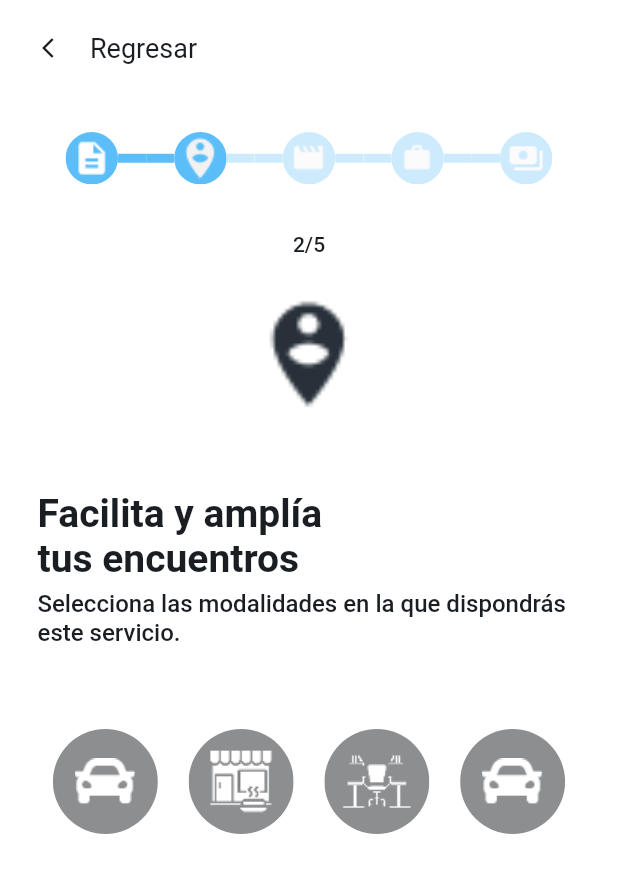
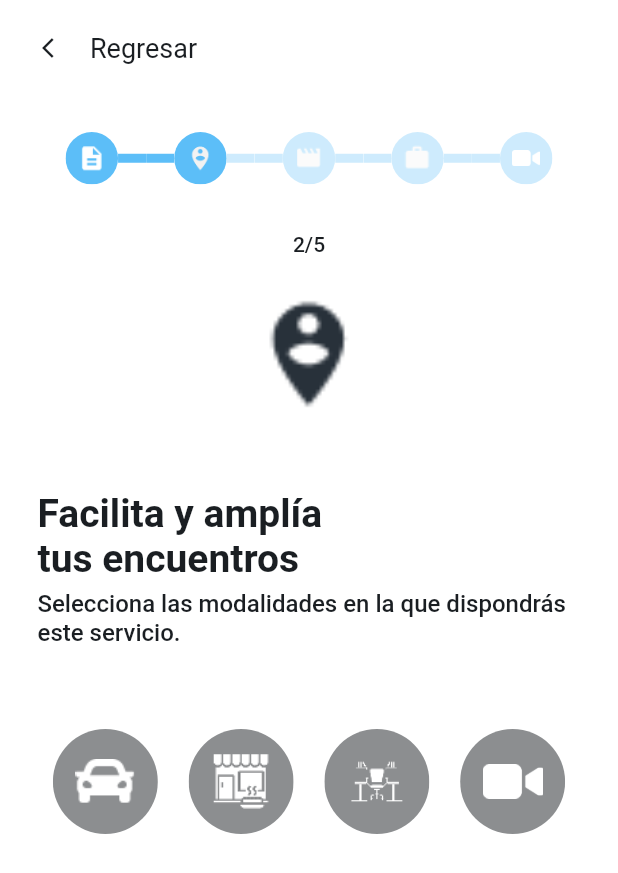
Before and after one commit to diegocalero0/reemper-test, a Flutter app: the screen it shows after launch, after a tap on the "arrow back ios" icon, on a phone screen of 412 x 824 dp. Shown: the top 873 px of the screen. Run offline on Flutter 3.47's test engine with Material 2 defaults, Android fonts, the phone set to English and light mode, and no system bars; drawn by our look-alikes of step_progress_indicator; our stand-ins replace get_it.

Commit message:
Add comments to code

```diff
--- a/lib/constants/string_constants.dart
+++ b/lib/constants/string_constants.dart
@@ -1,3 +1,5 @@
+/// Cosntants that represent the generic strings for the app
+
 const String kModalityNameTogo = "To go";
 const String kModalityDescriptionTogo = "Lleva tu servicio hasta donde tu usuario.";
 const String kModalityNameMeeting = "Meeting";
--- a/lib/models/modality_model.dart
+++ b/lib/models/modality_model.dart
@@ -1,5 +1,6 @@
 import 'package:reemper/widgets/modality_item.dart';
 
+/// Model that represent a modality
 class ModalityModel {
   final String name;
   final String description;
--- a/lib/screens/configure/configure_presenter.dart
+++ b/lib/screens/configure/configure_presenter.dart
@@ -1,10 +1,15 @@
 import 'package:flutter/material.dart';
 import 'package:reemper/base/base_state.dart';
 
+/// Delegate that represents a contract between ConfigureScreen
+/// and ConfigurePresenter
 abstract class ConfigureScreenDelegate<T extends StatefulWidget> extends BaseState<T> {
+
+  /// Method that navigates to the coverage screen
   void navigateToCoverageScreen();
 }
 
+/// Presenter for the configuration screen
 class ConfigurePresenter {
   ConfigureScreenDelegate? mView;
 }
--- a/lib/screens/modalities/modalities_screen.dart
+++ b/lib/screens/modalities/modalities_screen.dart
@@ -29,7 +29,7 @@ class _ModalitiesScreenState extends ModalitiesScreenDelegate<ModalitiesScreen>
     kIcPerson,
     kIcMovie,
     kIcWork,
-    kIcPayment
+    kIcVideocam
   ];
 
   @override
@@ -97,8 +97,9 @@ class _ModalitiesScreenState extends ModalitiesScreenDelegate<ModalitiesScreen>
         child: Container(
           width: 70,
           height: 70,
+          padding: const EdgeInsets.all(15),
           color: const Color(0x801a1E22),
-          child: Image.asset(modality.asset),
+          child: Image.asset(modality.asset, fit: BoxFit.contain),
         ),
       ),
     );
@@ -141,6 +142,7 @@ class _ModalitiesScreenState extends ModalitiesScreenDelegate<ModalitiesScreen>
         Opacity(
           child: ClipOval(
             child: Container(
+              padding: const EdgeInsets.all(8),
               color: index < currentStep ? Theme.of(context).primaryColor : Theme.of(context).primaryColor,
               child: Image.asset(stepAsset),
               height: 35,
--- a/lib/servicelocator/locator.dart
+++ b/lib/servicelocator/locator.dart
@@ -4,6 +4,8 @@ import 'package:reemper/usecases/get_modalities_use_case.dart';
 
 final locator = GetIt.instance;
 
+/// Method that initialize the service locator
+/// for dependency injection
 void setupLocator() {
 
   /// Use cases
--- a/lib/usecases/get_modalities_use_case.dart
+++ b/lib/usecases/get_modalities_use_case.dart
@@ -3,13 +3,14 @@ import 'package:reemper/constants/string_constants.dart';
 import 'package:reemper/models/modality_model.dart';
 import 'package:reemper/widgets/modality_item.dart';
 
+/// Use case that returns the modalities enables for the app
 class GetModalitiesUseCase {
 
   final List<ModalityModel> modalities = [
     ModalityModel(name: kModalityNameTogo, description: kModalityDescriptionTogo, asset: kIcCar, selectedType: ModalityItemSelectedType.light),
     ModalityModel(name: kModalityNameMeeting, description: kModalityDescriptionMeeting, asset: kIcMeeting, selectedType: ModalityItemSelectedType.shadow, enabled: false),
     ModalityModel(name: kModalityNameResident, description: kModalityDescriptionResident, selectedType: ModalityItemSelectedType.light, asset: kIcResident),
-    ModalityModel(name: kModalityNameVideoconsulta, description: kModalityDescriptionVideoconsulta, selectedType: ModalityItemSelectedType.shadow, asset: kIcCar),
+    ModalityModel(name: kModalityNameVideoconsulta, description: kModalityDescriptionVideoconsulta, selectedType: ModalityItemSelectedType.shadow, asset: kIcVideocam),
   ];
 
   List<ModalityModel> invoke() {
--- a/lib/widgets/custom_app_bar_widget.dart
+++ b/lib/widgets/custom_app_bar_widget.dart
@@ -1,7 +1,6 @@
-import 'dart:ffi';
-
 import 'package:flutter/material.dart';
 
+/// Widget that represents the reusable app bar for app
 class CustomAppBar extends StatelessWidget implements PreferredSizeWidget {
 
   final String title;
@@ -12,12 +11,15 @@ class CustomAppBar extends StatelessWidget implements PreferredSizeWidget {
 
   @override
   Widget build(BuildContext context) {
+
     return SafeArea(
       child: Container(
         padding: const EdgeInsets.symmetric(horizontal: 12, vertical: 12),
-        child: GestureDetector(
         child: Row(
-            crossAxisAlignment: CrossAxisAlignment.center,
+          children: <Widget>[
+            GestureDetector(
+              onTap: Navigator.of(context).pop,
+              child: Row(
                 children: <Widget>[
                   IconButton(
                     padding: const EdgeInsets.all(0),
@@ -27,30 +29,33 @@ class CustomAppBar extends StatelessWidget implements PreferredSizeWidget {
                     },
                     icon: Icon(Icons.arrow_back_ios, color: getColor())
                   ),
-              Expanded(
-                child: Text(
+                  Text(
                     title,
-                  style: Theme.of(context).textTheme.bodyText2?.copyWith(
-                    color: getColor()
-                  )
-                ),
-              ),
-              Text(
-                subTitle ?? "",
                     style: Theme.of(context).textTheme.bodyText2?.copyWith(
                       color: getColor()
                     )
                   ),
                 ],
               ),
-          onTap: () {
-            Navigator.of(context).pop();
-          },
+            ),
+            Expanded(
+              child: Text(
+                subTitle ?? "",
+                style: Theme.of(context).textTheme.bodyText2?.copyWith(
+                  color: getColor()
+                ),
+                textAlign: TextAlign.end,
+              ),
             )
+          ],
         ),
+      )
     );
+
   }
 
+  /// Method that returns the color
+  /// for the app bar, based in its mode (Dark or Light)
   Color getColor() {
     return isDarkBody ? const Color(0xffF2F2F2).withOpacity(0.5) : const Color(0xff1A1E22);
   }
--- a/lib/widgets/custom_main_button.dart
+++ b/lib/widgets/custom_main_button.dart
@@ -1,5 +1,7 @@
 import 'package:flutter/material.dart';
 
+/// Widget that represents the reusable main button
+/// for the app
 class CustomMainButton extends StatelessWidget {
 
   final String mainText;
--- a/pubspec.yaml
+++ b/pubspec.yaml
@@ -32,6 +32,8 @@ dependencies:
   cupertino_icons: ^1.0.2
   step_progress_indicator: ^1.0.2
   get_it: ^7.2.0
+  slider_button: ^2.0.0
+  sliding_switch: ^1.1.0
 
 dev_dependencies:
   flutter_test:
@@ -43,6 +45,7 @@ dev_dependencies:
   # package. See that file for information about deactivating specific lint
   # rules and activating additional ones.
   flutter_lints: ^1.0.0
+  mockito: ^5.2.0
 
 # For information on the generic Dart part of this file, see the
 # following page: https://dart.dev/tools/pub/pubspec
```
Also changed, not shown: lib/base/base_state.dart (+5 -64 lines), lib/constants/assets_constants.dart (+5 -4 lines), lib/screens/configure/configure_screen.dart (+13 -8 lines), lib/widgets/modality_item.dart (+20 -2 lines), assets/png/2.0x/ic_warning.png (added), assets/png/3.0x/ic_warning.png (added), assets/png/ic_videocam.png (added), assets/png/ic_warning.png (added), pubspec.lock, 5 other files. Lines whose indentation alone changed are shown as unchanged.
